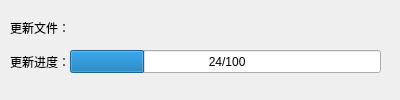
snowcicada/autoupdate, file autoupdate/cautoupdate.ui: the form before one commit.
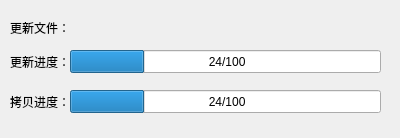
The form after the commit.

Diff of the .ui file:
```diff
--- a/autoupdate/cautoupdate.ui
+++ b/autoupdate/cautoupdate.ui
@@ -7,7 +7,7 @@
     <x>0</x>
     <y>0</y>
     <width>400</width>
-    <height>100</height>
+    <height>138</height>
    </rect>
   </property>
   <property name="windowTitle">
@@ -68,6 +68,35 @@
     <string> %v/%m</string>
    </property>
   </widget>
+  <widget class="QProgressBar" name="pgsBarCopy">
+   <property name="geometry">
+    <rect>
+     <x>70</x>
+     <y>90</y>
+     <width>311</width>
+     <height>23</height>
+    </rect>
+   </property>
+   <property name="value">
+    <number>24</number>
+   </property>
+   <property name="format">
+    <string> %v/%m</string>
+   </property>
+  </widget>
+  <widget class="QLabel" name="label_4">
+   <property name="geometry">
+    <rect>
+     <x>10</x>
+     <y>94</y>
+     <width>61</width>
+     <height>16</height>
+    </rect>
+   </property>
+   <property name="text">
+    <string>拷贝进度：</string>
+   </property>
+  </widget>
  </widget>
  <layoutdefault spacing="6" margin="11"/>
  <resources/>
```
Left out of the diff: 2 changed lines with no effect on the pictures.
